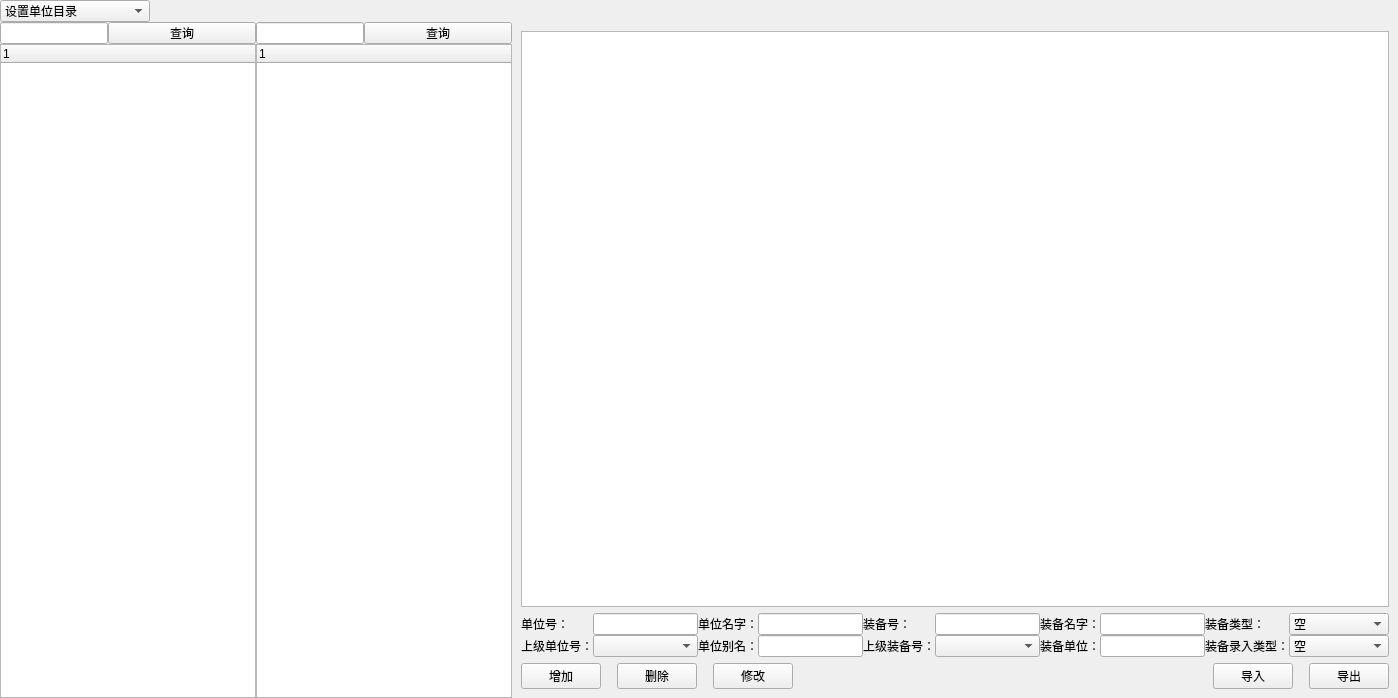
Old version of the form widgets/strengthDisturb/select_set.ui in the repository Belos10/Equip.
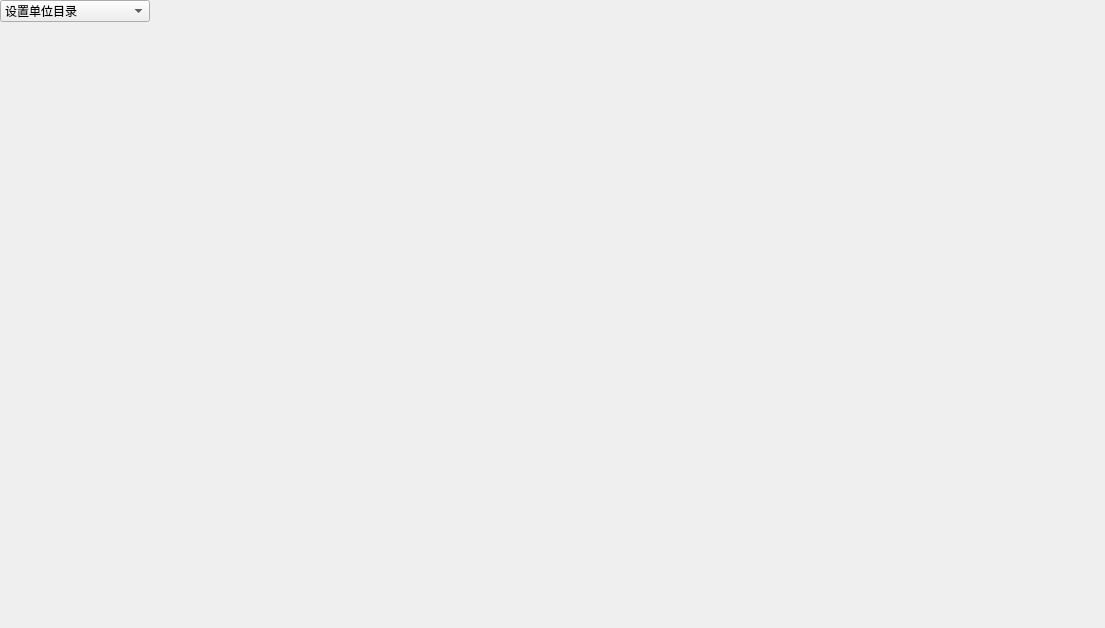
New version of the form.

Diff of the .ui file:
```diff
--- a/widgets/strengthDisturb/select_set.ui
+++ b/widgets/strengthDisturb/select_set.ui
@@ -6,8 +6,8 @@
    <rect>
     <x>0</x>
     <y>0</y>
-    <width>1398</width>
-    <height>698</height>
+    <width>1105</width>
+    <height>628</height>
    </rect>
   </property>
   <property name="windowTitle">
@@ -89,542 +89,11 @@
    </item>
    <item>
     <layout class="QHBoxLayout" name="horizontalLayout_2">
-     <item>
-      <widget class="QWidget" name="wg_directory" native="true">
-       <property name="sizePolicy">
-        <sizepolicy hsizetype="Fixed" vsizetype="Preferred">
-         <horstretch>0</horstretch>
-         <verstretch>0</verstretch>
-        </sizepolicy>
-       </property>
-       <layout class="QHBoxLayout" name="horizontalLayout_5">
-        <property name="spacing">
-         <number>0</number>
-        </property>
-        <property name="leftMargin">
-         <number>0</number>
-        </property>
-        <property name="topMargin">
-         <number>0</number>
-        </property>
-        <property name="rightMargin">
-         <number>0</number>
-        </property>
-        <property name="bottomMargin">
-         <number>0</number>
-        </property>
-        <item>
-         <layout class="QHBoxLayout" name="horizontalLayout_6">
-          <property name="spacing">
-           <number>0</number>
-          </property>
-          <item>
-           <layout class="QVBoxLayout" name="verticalLayout_2">
-            <property name="spacing">
-             <number>0</number>
-            </property>
-            <item>
-             <layout class="QHBoxLayout" name="horizontalLayout_7" stretch="0,0">
-              <property name="spacing">
-               <number>0</number>
-              </property>
-              <item>
-               <widget class="QLineEdit" name="le_first">
-                <property name="sizePolicy">
-                 <sizepolicy hsizetype="Maximum" vsizetype="Fixed">
-                  <horstretch>70</horstretch>
-                  <verstretch>0</verstretch>
-                 </sizepolicy>
-                </property>
-               </widget>
-              </item>
-              <item>
-               <widget class="QPushButton" name="pb_firstSelect">
-                <property name="sizePolicy">
-                 <sizepolicy hsizetype="Ignored" vsizetype="Ignored">
-                  <horstretch>0</horstretch>
-                  <verstretch>0</verstretch>
-                 </sizepolicy>
-                </property>
-                <property name="text">
-                 <string>查询</string>
-                </property>
-               </widget>
-              </item>
-             </layout>
-            </item>
-            <item>
-             <widget class="QTreeWidget" name="tw_first">
-              <column>
-               <property name="text">
-                <string notr="true">1</string>
-               </property>
-              </column>
-             </widget>
-            </item>
-           </layout>
-          </item>
-          <item>
-           <layout class="QVBoxLayout" name="verticalLayout_4">
-            <property name="spacing">
-             <number>0</number>
-            </property>
-            <item>
-             <layout class="QHBoxLayout" name="horizontalLayout_8">
-              <property name="spacing">
-               <number>0</number>
-              </property>
-              <item>
-               <widget class="QLineEdit" name="le_second">
-                <property name="sizePolicy">
-                 <sizepolicy hsizetype="Maximum" vsizetype="Fixed">
-                  <horstretch>70</horstretch>
-                  <verstretch>0</verstretch>
-                 </sizepolicy>
-                </property>
-               </widget>
-              </item>
-              <item>
-               <widget class="QPushButton" name="pb_secondSelect">
-                <property name="sizePolicy">
-                 <sizepolicy hsizetype="Ignored" vsizetype="Ignored">
-                  <horstretch>0</horstretch>
-                  <verstretch>0</verstretch>
-                 </sizepolicy>
-                </property>
-                <property name="text">
-                 <string>查询</string>
-                </property>
-               </widget>
-              </item>
-             </layout>
-            </item>
-            <item>
-             <widget class="QTreeWidget" name="tw_second">
-              <column>
-               <property name="text">
-                <string notr="true">1</string>
-               </property>
-              </column>
-             </widget>
-            </item>
-           </layout>
-          </item>
-         </layout>
-        </item>
-       </layout>
-      </widget>
-     </item>
      <item>
       <widget class="QWidget" name="selectWidget" native="true">
        <layout class="QVBoxLayout" name="verticalLayout_6">
         <item>
-         <layout class="QVBoxLayout" name="verticalLayout_5">
-          <item>
-           <widget class="QTableWidget" name="tb_result"/>
-          </item>
-          <item>
-           <layout class="QVBoxLayout" name="verticalLayout">
-            <item>
-             <layout class="QGridLayout" name="gridLayout_2" columnstretch="0,0,0,0,0,0,0,0,0,0">
-              <property name="leftMargin">
-               <number>0</number>
-              </property>
-              <property name="rightMargin">
-               <number>0</number>
-              </property>
-              <property name="spacing">
-               <number>0</number>
-              </property>
-              <item row="1" column="2">
-               <widget class="QLabel" name="lb_equipName">
-                <property name="maximumSize">
-                 <size>
-                  <width>90</width>
-                  <height>16777215</height>
-                 </size>
-                </property>
-                <property name="text">
-                 <string>单位别名：</string>
-                </property>
-               </widget>
-              </item>
-              <item row="1" column="9">
-               <widget class="QComboBox" name="cb_inputType">
-                <property name="minimumSize">
-                 <size>
-                  <width>100</width>
-                  <height>0</height>
-                 </size>
-                </property>
-                <item>
-                 <property name="text">
-                  <string>空</string>
-                 </property>
-                </item>
-                <item>
-                 <property name="text">
-                  <string>逐号录入信息</string>
-                 </property>
-                </item>
-                <item>
-                 <property name="text">
-                  <string>逐批录入信息</string>
-                 </property>
-                </item>
-               </widget>
-              </item>
-              <item row="0" column="4">
-               <widget class="QLabel" name="lb_equipID">
-                <property name="maximumSize">
-                 <size>
-                  <width>90</width>
-                  <height>16777215</height>
-                 </size>
-                </property>
-                <property name="text">
-                 <string>装备号：</string>
-                </property>
-               </widget>
-              </item>
-              <item row="0" column="9">
-               <widget class="QComboBox" name="cb_equipType">
-                <property name="minimumSize">
-                 <size>
-                  <width>100</width>
-                  <height>0</height>
-                 </size>
-                </property>
-                <item>
-                 <property name="text">
-                  <string>空</string>
-                 </property>
-                </item>
-                <item>
-                 <property name="text">
-                  <string>通用装备</string>
-                 </property>
-                </item>
-                <item>
-                 <property name="text">
-                  <string>专用装备</string>
-                 </property>
-                </item>
-               </widget>
-              </item>
-              <item row="0" column="2">
-               <widget class="QLabel" name="lb_unitName">
-                <property name="maximumSize">
-                 <size>
-                  <width>90</width>
-                  <height>16777215</height>
-                 </size>
-                </property>
-                <property name="text">
-                 <string>单位名字：</string>
-                </property>
-               </widget>
-              </item>
-              <item row="0" column="7">
-               <widget class="QLineEdit" name="le_equipName">
-                <property name="minimumSize">
-                 <size>
-                  <width>100</width>
-                  <height>0</height>
-                 </size>
-                </property>
-               </widget>
-              </item>
-              <item row="0" column="8">
-               <widget class="QLabel" name="label">
-                <property name="maximumSize">
-                 <size>
-                  <width>90</width>
-                  <height>16777215</height>
-                 </size>
-                </property>
-                <property name="text">
-                 <string>装备类型：</string>
-                </property>
-               </widget>
-              </item>
-              <item row="0" column="3">
-               <widget class="QLineEdit" name="le_unitName">
-                <property name="minimumSize">
-                 <size>
-                  <width>100</width>
-                  <height>0</height>
-                 </size>
-                </property>
-                <property name="maximumSize">
-                 <size>
-                  <width>16777215</width>
-                  <height>16777215</height>
-                 </size>
-                </property>
-               </widget>
-              </item>
-              <item row="0" column="6">
-               <widget class="QLabel" name="lb_inputType">
-                <property name="maximumSize">
-                 <size>
-                  <width>90</width>
-                  <height>16777215</height>
-                 </size>
-                </property>
-                <property name="text">
-                 <string>装备名字：</string>
-                </property>
-               </widget>
-              </item>
-              <item row="0" column="1">
-               <widget class="QLineEdit" name="le_unitID">
-                <property name="minimumSize">
-                 <size>
-                  <width>100</width>
-                  <height>0</height>
-                 </size>
-                </property>
-                <property name="maximumSize">
-                 <size>
-                  <width>16777215</width>
-                  <height>16777215</height>
-                 </size>
-                </property>
-               </widget>
-              </item>
-              <item row="1" column="0">
-               <widget class="QLabel" name="lb_unitUper">
-                <property name="maximumSize">
-                 <size>
-                  <width>90</width>
-                  <height>16777215</height>
-                 </size>
-                </property>
-                <property name="text">
-                 <string>上级单位号：</string>
-                </property>
-               </widget>
-              </item>
-              <item row="1" column="1">
-               <widget class="QComboBox" name="cb_unitUper">
-                <property name="minimumSize">
-                 <size>
-                  <width>100</width>
-                  <height>0</height>
-                 </size>
-                </property>
-               </widget>
-              </item>
-              <item row="1" column="3">
-               <widget class="QLineEdit" name="le_unitAlias">
-                <property name="minimumSize">
-                 <size>
-                  <width>100</width>
-                  <height>0</height>
-                 </size>
-                </property>
-                <property name="maximumSize">
-                 <size>
-                  <width>16777215</width>
-                  <height>16777215</height>
-                 </size>
-                </property>
-               </widget>
-              </item>
-              <item row="1" column="7">
-               <widget class="QLineEdit" name="le_equipUnit">
-                <property name="minimumSize">
-                 <size>
-                  <width>100</width>
-                  <height>0</height>
-                 </size>
-                </property>
-               </widget>
-              </item>
-              <item row="1" column="4">
-               <widget class="QLabel" name="lb_equipUper">
-                <property name="maximumSize">
-                 <size>
-                  <width>90</width>
-                  <height>16777215</height>
-                 </size>
-                </property>
-                <property name="text">
-                 <string>上级装备号：</string>
-                </property>
-               </widget>
-              </item>
-              <item row="1" column="6">
-               <widget class="QLabel" name="lb_equipType">
-                <property name="maximumSize">
-                 <size>
-                  <width>90</width>
-                  <height>16777215</height>
-                 </size>
-                </property>
-                <property name="text">
-                 <string>装备单位：</string>
-                </property>
-               </widget>
-              </item>
-              <item row="1" column="8">
-               <widget class="QLabel" name="label_2">
-                <property name="maximumSize">
-                 <size>
-                  <width>90</width>
-                  <height>16777215</height>
-                 </size>
-                </property>
-                <property name="text">
-                 <string>装备录入类型：</string>
-                </property>
-               </widget>
-              </item>
-              <item row="0" column="0">
-               <widget class="QLabel" name="lb_unitID">
-                <property name="maximumSize">
-                 <size>
-                  <width>90</width>
-                  <height>16777215</height>
-                 </size>
-                </property>
-                <property name="text">
-                 <string>单位号：</string>
-                </property>
-               </widget>
-              </item>
-              <item row="1" column="5">
-               <widget class="QComboBox" name="cb_equipUper">
-                <property name="minimumSize">
-                 <size>
-                  <width>100</width>
-                  <height>0</height>
-                 </size>
-                </property>
-               </widget>
-              </item>
-              <item row="0" column="5">
-               <widget class="QLineEdit" name="le_equipID">
-                <property name="minimumSize">
-                 <size>
-                  <width>100</width>
-                  <height>0</height>
-                 </size>
-                </property>
-                <property name="maximumSize">
-                 <size>
-                  <width>16777215</width>
-                  <height>16777215</height>
-                 </size>
-                </property>
-               </widget>
-              </item>
-             </layout>
-            </item>
-            <item>
-             <layout class="QHBoxLayout" name="horizontalLayout_3">
-              <item>
-               <widget class="QPushButton" name="pb_add">
-                <property name="text">
-                 <string>增加</string>
-                </property>
-               </widget>
-              </item>
-              <item>
-               <spacer name="horizontalSpacer_2">
-                <property name="orientation">
-                 <enum>Qt::Horizontal</enum>
-                </property>
-                <property name="sizeType">
-                 <enum>QSizePolicy::Fixed</enum>
-                </property>
-                <property name="sizeHint" stdset="0">
-                 <size>
-                  <width>10</width>
-                  <height>20</height>
-                 </size>
-                </property>
-               </spacer>
-              </item>
-              <item>
-               <widget class="QPushButton" name="pb_del">
-                <property name="text">
-                 <string>删除</string>
-                </property>
-               </widget>
-              </item>
-              <item>
-               <spacer name="horizontalSpacer_3">
-                <property name="orientation">
-                 <enum>Qt::Horizontal</enum>
-                </property>
-                <property name="sizeType">
-                 <enum>QSizePolicy::Fixed</enum>
-                </property>
-                <property name="sizeHint" stdset="0">
-                 <size>
-                  <width>10</width>
-                  <height>20</height>
-                 </size>
-                </property>
-               </spacer>
-              </item>
-              <item>
-               <widget class="QPushButton" name="pb_update">
-                <property name="text">
-                 <string>修改</string>
-                </property>
-               </widget>
-              </item>
-              <item>
-               <spacer name="horizontalSpacer_4">
-                <property name="orientation">
-                 <enum>Qt::Horizontal</enum>
-                </property>
-                <property name="sizeHint" stdset="0">
-                 <size>
-                  <width>40</width>
-                  <height>20</height>
-                 </size>
-                </property>
-               </spacer>
-              </item>
-              <item>
-               <widget class="QPushButton" name="pb_input">
-                <property name="text">
-                 <string>导入</string>
-                </property>
-               </widget>
-              </item>
-              <item>
-               <spacer name="horizontalSpacer_5">
-                <property name="orientation">
-                 <enum>Qt::Horizontal</enum>
-                </property>
-                <property name="sizeType">
-                 <enum>QSizePolicy::Fixed</enum>
-                </property>
-                <property name="sizeHint" stdset="0">
-                 <size>
-                  <width>10</width>
-                  <height>20</height>
-                 </size>
-                </property>
-               </spacer>
-              </item>
-              <item>
-               <widget class="QPushButton" name="pb_output">
-                <property name="text">
-                 <string>导出</string>
-                </property>
-               </widget>
-              </item>
-             </layout>
-            </item>
-           </layout>
-          </item>
-         </layout>
+         <widget class="QStackedWidget" name="sw_select_set"/>
         </item>
        </layout>
       </widget>
```
